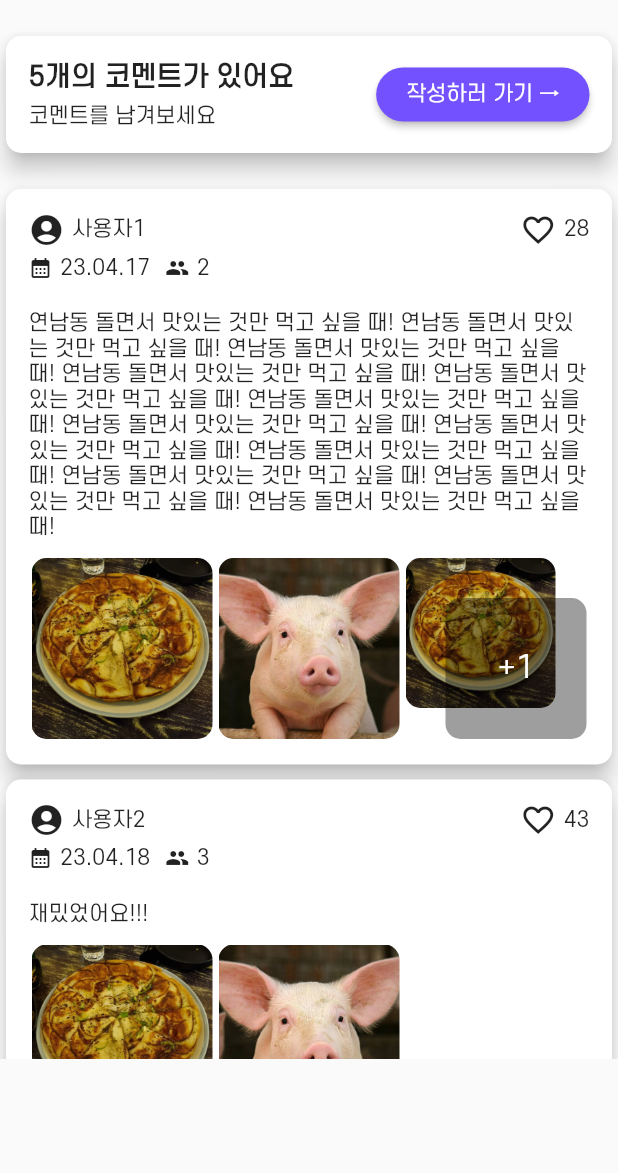
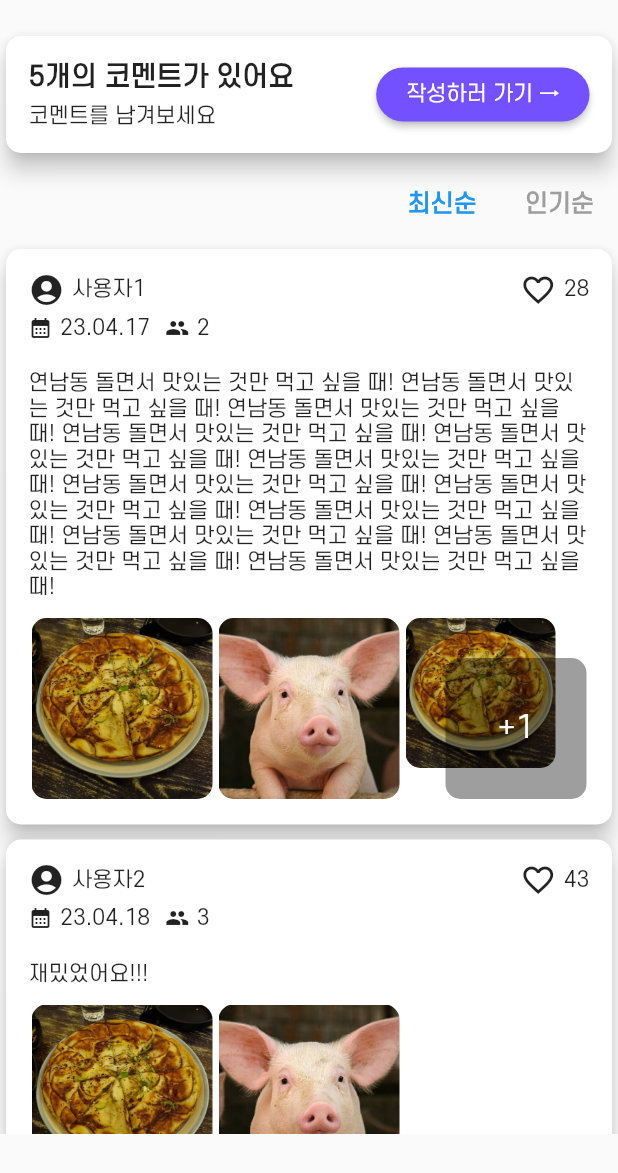
Before and after one commit to jiwon1027/CourseMores, a Flutter app: the DetailTapCourseComments widget shown alone on an empty page, opened directly with empty values, on a phone screen of 412 x 824 dp. Shown: the top 1173 px of the screen. Run offline on Flutter 3.47's test engine with Material 2 defaults, Android fonts, the phone set to English and light mode, and no system bars; our stand-ins replace carousel_slider, dio, flashy_tab_bar2, flip_card, flutter_dotenv, fluttertoast and 10 more; missing offline and left inert: animated_button_bar, flutter_advanced_segment, flutter_multi_select_items, flutter_reorderable_list, flutter_web_auth, google_maps_webservice and 2 more.

Commit message:
✨ feat : 코스 상세탭 캐러셀 인디케이터 추가, 마지막에서 처음으로 못 넘어가게 수정, 코멘트 정렬 추가

```diff
--- a/FrontEnd/flutter/course_mores/lib/course_search/course_detail.dart
+++ b/FrontEnd/flutter/course_mores/lib/course_search/course_detail.dart
@@ -196,6 +196,33 @@ class _DetailTapCourseCommentsState extends State<DetailTapCourseComments> {
   late List commentsList =
       course.courseList[courseIndex]['comments_list'] as List;
 
+  bool isCommentLatestSelected = true;
+  bool isCommentPopularSelected = false;
+
+  isCommentLatestSelectedClick() {
+    setState(() {
+      isCommentLatestSelected = true;
+      isCommentPopularSelected = false;
+      Fluttertoast.showToast(
+        msg: "최신순 : $isCommentLatestSelected, 인기순 : $isCommentPopularSelected",
+        toastLength: Toast.LENGTH_SHORT,
+        gravity: ToastGravity.CENTER,
+      );
+    });
+  }
+
+  isCommentPopularSelectedClick() {
+    setState(() {
+      isCommentLatestSelected = false;
+      isCommentPopularSelected = true;
+      Fluttertoast.showToast(
+        msg: "최신순 : $isCommentLatestSelected, 인기순 : $isCommentPopularSelected",
+        toastLength: Toast.LENGTH_SHORT,
+        gravity: ToastGravity.CENTER,
+      );
+    });
+  }
+
   @override
   Widget build(BuildContext context) {
     return Container(
@@ -203,11 +230,109 @@ class _DetailTapCourseCommentsState extends State<DetailTapCourseComments> {
       child: Column(
         children: [
           DetailTapCourseCommentsCreateSection(courseIndex: courseIndex),
+          SortButtonBar(
+              isCommentLatestSelected: isCommentLatestSelected,
+              isCommentPopularSelected: isCommentPopularSelected,
+              isCommentLatestSelectedClick: isCommentLatestSelectedClick,
+              isCommentPopularSelectedClick: isCommentPopularSelectedClick),
           SizedBox(
             height: commentsList.isEmpty ? null : 600,
             child:
                 DetailTapCourseCommentsListSection(commentsList: commentsList),
           )
+        ],
+      ),
+    );
+  }
+}
+
+class SortButtonBar extends StatefulWidget {
+  const SortButtonBar({
+    Key? key,
+    required this.isCommentLatestSelected,
+    required this.isCommentPopularSelected,
+    required this.isCommentLatestSelectedClick,
+    required this.isCommentPopularSelectedClick,
+  }) : super(key: key);
+
+  final isCommentLatestSelected;
+  final isCommentPopularSelected;
+  final isCommentLatestSelectedClick;
+  final isCommentPopularSelectedClick;
+
+  @override
+  State<SortButtonBar> createState() => _SortButtonBarState();
+}
+
+class _SortButtonBarState extends State<SortButtonBar> {
+  late var isCommentLatestSelected = widget.isCommentLatestSelected;
+  late var isCommentPopularSelected = widget.isCommentPopularSelected;
+  late var isCommentLatestSelectedClick = widget.isCommentLatestSelectedClick;
+  late var isCommentPopularSelectedClick = widget.isCommentPopularSelectedClick;
+
+  @override
+  void initState() {
+    super.initState();
+    isCommentLatestSelected = widget.isCommentLatestSelected;
+    isCommentPopularSelected = widget.isCommentPopularSelected;
+    isCommentLatestSelectedClick = widget.isCommentLatestSelectedClick;
+    isCommentPopularSelectedClick = widget.isCommentPopularSelectedClick;
+  }
+
+  @override
+  Widget build(BuildContext context) {
+    return Container(
+      // color: Colors.amber,
+      height: 40,
+      margin: EdgeInsets.only(top: 10),
+      child: ButtonBar(
+        buttonPadding: EdgeInsets.symmetric(horizontal: 0),
+        alignment: MainAxisAlignment.end,
+        children: [
+          ElevatedButton(
+            onPressed: () {
+              isCommentLatestSelectedClick();
+              isCommentLatestSelected = true;
+              isCommentPopularSelected = false;
+            },
+            style: ButtonStyle(
+              minimumSize: MaterialStateProperty.all<Size>(Size(30, 35)),
+              elevation: MaterialStateProperty.all<double>(0),
+              backgroundColor:
+                  MaterialStateProperty.all<Color>(Colors.transparent),
+              foregroundColor: MaterialStateProperty.all<Color>(
+                  isCommentLatestSelected ? Colors.blue : Colors.grey),
+            ),
+            child: const Text(
+              '최신순',
+              style: TextStyle(
+                fontWeight: FontWeight.w800,
+                fontSize: 16,
+              ),
+            ),
+          ),
+          ElevatedButton(
+            onPressed: () {
+              isCommentPopularSelectedClick();
+              isCommentLatestSelected = false;
+              isCommentPopularSelected = true;
+            },
+            style: ButtonStyle(
+              minimumSize: MaterialStateProperty.all<Size>(Size(30, 35)),
+              elevation: MaterialStateProperty.all<double>(0),
+              backgroundColor:
+                  MaterialStateProperty.all<Color>(Colors.transparent),
+              foregroundColor: MaterialStateProperty.all<Color>(
+                  isCommentPopularSelected ? Colors.blue : Colors.grey),
+            ),
+            child: const Text(
+              '인기순',
+              style: TextStyle(
+                fontWeight: FontWeight.w800,
+                fontSize: 16,
+              ),
+            ),
+          ),
         ],
       ),
     );
@@ -239,7 +364,7 @@ class DetailTapCourseCommentsListSection extends StatelessWidget {
             ),
           )
         : ListView.builder(
-            padding: EdgeInsets.fromLTRB(0, 10, 0, 10),
+            padding: EdgeInsets.fromLTRB(0, 0, 0, 20),
             itemCount: commentsList.length,
             itemBuilder: (context, index) {
               return Card(
@@ -291,173 +416,6 @@ class DetailTapCourseCommentsListSection extends StatelessWidget {
                       SizedBox(height: 10),
                       ImageGridView(
                           commentImageList: commentsList[index]['images']),
-
-                      // GridView.builder(
-                      //   gridDelegate: SliverGridDelegateWithFixedCrossAxisCount(
-                      //     crossAxisCount: 3,
-                      //   ),
-                      //   physics: NeverScrollableScrollPhysics(),
-                      //   shrinkWrap: true,
-                      //   itemCount: commentsList[index]['images'].length,
-                      //   itemBuilder: (context, imageIndex) {
-                      //     return InkWell(
-                      //       onTap: () {
-                      //         Navigator.of(context).push(MaterialPageRoute(
-                      //           builder: (context) {
-                      //             return Scaffold(
-                      //               appBar: AppBar(
-                      //                 title: Text('Image'),
-                      //               ),
-                      //               body: Center(
-                      //                 child: Hero(
-                      //                   tag:
-                      //                       'image${commentsList[index]['id']}_$imageIndex',
-                      //                   child: PhotoView(
-                      //                     imageProvider: AssetImage(
-                      //                       commentsList[index]['images']
-                      //                           [imageIndex],
-                      //                     ),
-                      //                   ),
-                      //                 ),
-                      //               ),
-                      //             );
-                      //           },
-                      //         ));
-                      //       },
-                      //       child: Padding(
-                      //         padding: const EdgeInsets.all(2),
-                      //         child: Hero(
-                      //           tag:
-                      //               'image${commentsList[index]['id']}_$imageIndex',
-                      //           child: ClipRRect(
-                      //             borderRadius: BorderRadius.circular(10.0),
-                      //             child: Image.asset(
-                      //               commentsList[index]['images'][imageIndex],
-                      //               fit: BoxFit.cover,
-                      //               width: 100,
-                      //               height: 100,
-                      //             ),
-                      //           ),
-                      //         ),
-                      //       ),
-                      //     );
-                      //   },
-                      // ),
-
-                      // GridView.builder(
-                      //   gridDelegate: SliverGridDelegateWithFixedCrossAxisCount(
-                      //     crossAxisCount: 3,
-                      //   ),
-                      //   physics: NeverScrollableScrollPhysics(),
-                      //   shrinkWrap: true,
-                      //   itemCount: commentsList[index]['images'].length,
-                      //   itemBuilder: (context, imageIndex) {
-                      //     return InkWell(
-                      //       onTap: () {
-                      //         Navigator.of(context).push(MaterialPageRoute(
-                      //           builder: (context) {
-                      //             return Scaffold(
-                      //               appBar: AppBar(
-                      //                 title: Text('Image'),
-                      //               ),
-                      //               body: Center(
-                      //                 child: Hero(
-                      //                   tag:
-                      //                       'image${commentsList[index]['id']}_$imageIndex',
-                      //                   child: Image.asset(
-                      //                     commentsList[index]['images']
-                      //                         [imageIndex],
-                      //                     fit: BoxFit.cover,
-                      //                   ),
-                      //                 ),
-                      //               ),
-                      //             );
-                      //           },
-                      //         ));
-                      //       },
-                      //       child: Padding(
-                      //         padding: const EdgeInsets.all(2),
-                      //         child: Hero(
-                      //           tag:
-                      //               'image${commentsList[index]['id']}_$imageIndex',
-                      //           child: ClipRRect(
-                      //             borderRadius: BorderRadius.circular(10.0),
-                      //             child: Image.asset(
-                      //               commentsList[index]['images'][imageIndex],
-                      //               fit: BoxFit.cover,
-                      //               width: 100,
-                      //               height: 100,
-                      //             ),
-                      //           ),
-                      //         ),
-                      //       ),
-                      //     );
-                      //   },
-                      // ),
-
-                      // GridView.builder(
-                      //   gridDelegate: SliverGridDelegateWithFixedCrossAxisCount(
-                      //     crossAxisCount: 3,
-                      //   ),
-                      //   physics: NeverScrollableScrollPhysics(),
-                      //   shrinkWrap: true,
-                      //   itemCount: commentsList[index]['images'].length,
-                      //   itemBuilder: (context, imageIndex) {
-                      //     return InkWell(
-                      //       onTap: () {
-                      //         Navigator.of(context).push(MaterialPageRoute(
-                      //           builder: (context) {
-                      //             return Scaffold(
-                      //               appBar: AppBar(
-                      //                 title: Text('Image'),
-                      //               ),
-                      //               body: Center(
-                      //                 child: Hero(
-                      //                   tag:
-                      //                       'image${commentsList[index]['id']}_$imageIndex',
-                      //                   child: Image.asset(
-                      //                     commentsList[index]['images']
-                      //                         [imageIndex],
-                      //                     fit: BoxFit.cover,
-                      //                   ),
-                      //                 ),
-                      //               ),
-                      //             );
-                      //           },
-                      //         ));
-                      //       },
-                      //       child: Padding(
-                      //         padding: const EdgeInsets.all(2),
-                      //         child: Hero(
-                      //           tag:
-                      //               'image${commentsList[index]['id']}_$imageIndex',
-                      //           child: ClipRRect(
-                      //             borderRadius: BorderRadius.circular(10.0),
-                      //             child: Image.asset(
-                      //               commentsList[index]['images'][imageIndex],
-                      //               fit: BoxFit.cover,
-                      //               width: 100,
-                      //               height: 100,
-                      //             ),
-                      //           ),
-                      //         ),
-                      //       ),
-                      //     );
-                      //   },
-                      // ),
-
-                      // GridView.builder(
-                      //   gridDelegate: SliverGridDelegateWithFixedCrossAxisCount(
-                      //     crossAxisCount: 2,
-                      //     crossAxisSpacing: 8,
-                      //     mainAxisSpacing: 8,
-                      //   ),
-                      //   itemCount: commentsList[index]['images'].length,
-                      //   itemBuilder: (context, imageIndex) {
-                      //     return Image.asset(
-                      //         commentsList[index]['images'][imageIndex]);
-                      //   },
-                      // )
                     ],
                   ),
                 ),
@@ -738,6 +696,13 @@ class DetailTapCoursePlaces extends StatefulWidget {
 class _DetailTapCoursePlacesState extends State<DetailTapCoursePlaces> {
   late var courseIndex = widget.courseIndex;
   var placeIndex = 0;
+  late CarouselController _controller;
+
+  @override
+  void initState() {
+    super.initState();
+    _controller = CarouselController();
+  }
 
   @override
   Widget build(BuildContext context) {
@@ -746,9 +711,11 @@ class _DetailTapCoursePlacesState extends State<DetailTapCoursePlaces> {
       child: Column(
         children: [
           CarouselSlider.builder(
+            carouselController: _controller,
             options: CarouselOptions(
               height: 250,
-              autoPlay: true,
+              // 자동으로 넘어가게 하려면 autoPlay를 true로 설정할 것
+              autoPlay: false,
               autoPlayInterval: const Duration(seconds: 10),
               enlargeCenterPage: true,
               onPageChanged: (index, reason) {
@@ -756,6 +723,7 @@ class _DetailTapCoursePlacesState extends State<DetailTapCoursePlaces> {
                   placeIndex = index;
                 });
               },
+              enableInfiniteScroll: false,
             ),
             itemCount:
                 (course.courseList[courseIndex]['places'] as List<dynamic>)
@@ -808,6 +776,30 @@ class _DetailTapCoursePlacesState extends State<DetailTapCoursePlaces> {
               ),
             ),
           ),
+          Row(
+              mainAxisAlignment: MainAxisAlignment.center,
+              children:
+                  (course.courseList[courseIndex]['places'] as List<dynamic>)
+                      .asMap()
+                      .entries
+                      .map((entry) {
+                return GestureDetector(
+                  onTap: () => _controller.animateToPage(entry.key),
+                  child: Container(
+                    width: 12.0,
+                    height: 10.0,
+                    margin:
+                        EdgeInsets.symmetric(vertical: 8.0, horizontal: 4.0),
+                    decoration: BoxDecoration(
+                        shape: BoxShape.circle,
+                        color: (Theme.of(context).brightness == Brightness.dark
+                                ? Colors.white
+                                : Colors.black)
+                            .withOpacity(placeIndex == entry.key ? 0.9 : 0.2)),
+                  ),
+                );
+              }).toList()),
+          SizedBox(height: 10),
           Card(
             elevation: 6,
             child: Padding(
```
Also changed, not shown: FrontEnd/flutter/course_mores/lib/course_search/search.dart (+0 -21 lines).
